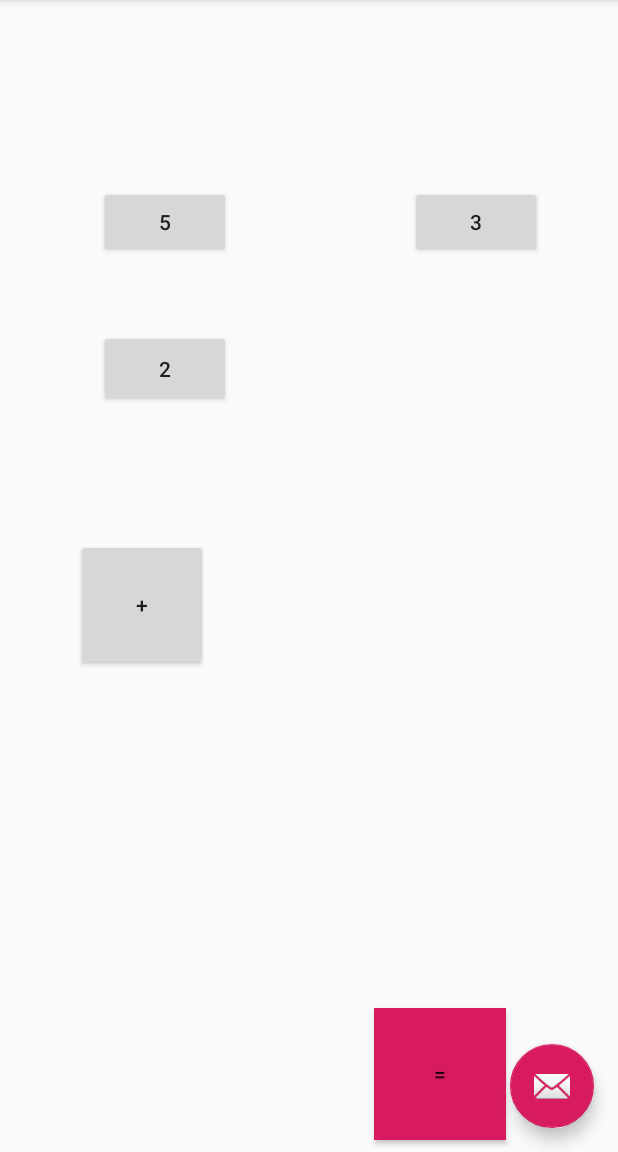
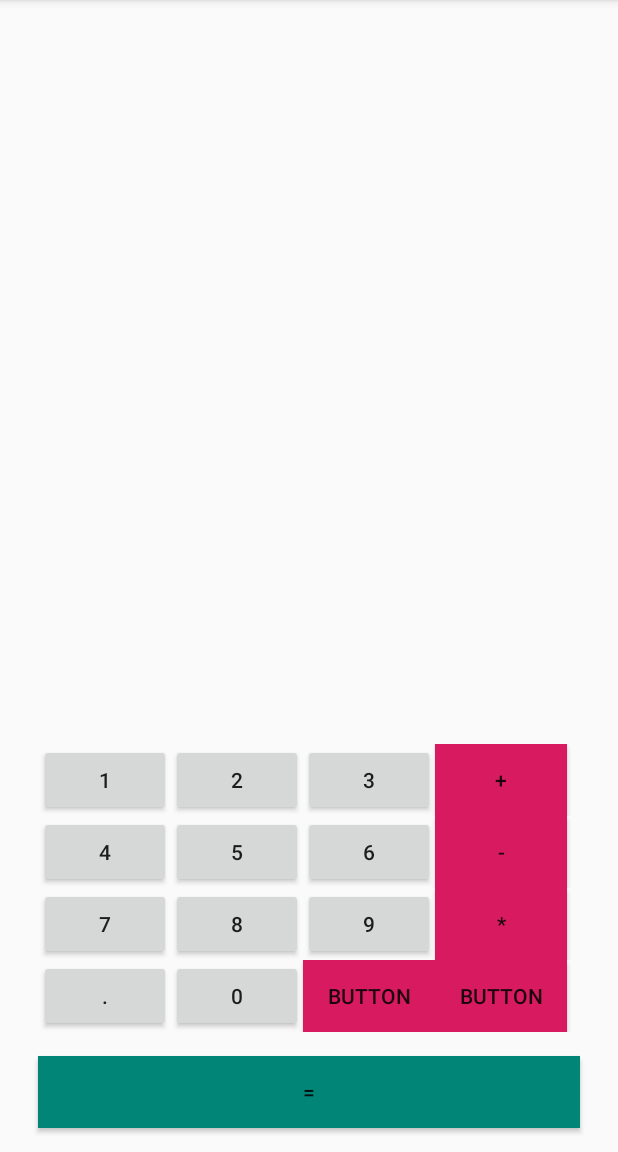
Before and after one commit to tirey93/aplikacje_mobilne_3, an Android app: the screen it shows after launch (MainActivity), on a phone screen of 412 x 824 dp, the part 84-1236 px from its top. Run offline under Robolectric (Android 15) with nearby library versions, the phone set to English and light mode, and no system bars.

Commit message:
stworzenie gui

```diff
--- a/app/src/main/java/com/example/student/kalkulator2/MainActivity.java
+++ b/app/src/main/java/com/example/student/kalkulator2/MainActivity.java
@@ -9,6 +9,7 @@ import android.view.View;
 import android.view.Menu;
 import android.view.MenuItem;
 import android.widget.Button;
+import android.widget.TextView;
 import android.widget.Toast;
 
 import java.util.LinkedList;
@@ -17,21 +18,24 @@ import java.util.Queue;
 public class MainActivity extends AppCompatActivity {
 
     private Queue<String> values = new LinkedList<String>();
+    private TextView outputResult = null;
+    private TextView inputExpression = null;
     @Override
     protected void onCreate(Bundle savedInstanceState) {
         super.onCreate(savedInstanceState);
         setContentView(R.layout.activity_main);
         Toolbar toolbar = (Toolbar) findViewById(R.id.toolbar);
         setSupportActionBar(toolbar);
-
-        FloatingActionButton fab = (FloatingActionButton) findViewById(R.id.fab);
-        fab.setOnClickListener(new View.OnClickListener() {
-            @Override
-            public void onClick(View view) {
-                Snackbar.make(view, "Replace with your own action", Snackbar.LENGTH_LONG)
-                        .setAction("Action", null).show();
-            }
-        });
+        outputResult = (TextView) findViewById(R.id.outputResult);
+        inputExpression = (TextView) findViewById(R.id.inputExpression);
+//        FloatingActionButton fab = (FloatingActionButton) findViewById(R.id.fab);
+//        fab.setOnClickListener(new View.OnClickListener() {
+//            @Override
+//            public void onClick(View view) {
+//                Snackbar.make(view, "Replace with your own action", Snackbar.LENGTH_LONG)
+//                        .setAction("Action", null).show();
+//            }
+//        });
     }
 
     @Override
@@ -42,14 +46,16 @@ public class MainActivity extends AppCompatActivity {
     }
     public void buttonNumberClick(View view){
         String value = ((Button) view).getText().toString();
-        Toast.makeText(MainActivity.this, ((Button) view).getText().toString(),
-                Toast.LENGTH_LONG).show();
+//        Toast.makeText(MainActivity.this, ((Button) view).getText().toString(),
+//                Toast.LENGTH_LONG).show();
+        inputExpression.setText(inputExpression.getText() + " " + value);
         values.add(value);
     }
     public void buttonFunctionClick(View view){
         String value = ((Button) view).getText().toString();
-        Toast.makeText(MainActivity.this, value + " func",
-                Toast.LENGTH_LONG).show();
+//        Toast.makeText(MainActivity.this, value + " func",
+//                Toast.LENGTH_LONG).show();
+        inputExpression.setText(inputExpression.getText() + " " + value);
         values.add(value);
     }
     public void buttonEqualsClick(View view){
--- a/app/src/main/res/layout/activity_main.xml
+++ b/app/src/main/res/layout/activity_main.xml
@@ -22,12 +22,5 @@
 
     <include layout="@layout/content_main" />
 
-    <android.support.design.widget.FloatingActionButton
-        android:id="@+id/fab"
-        android:layout_width="wrap_content"
-        android:layout_height="wrap_content"
-        android:layout_gravity="bottom|end"
-        android:layout_margin="@dimen/fab_margin"
-        app:srcCompat="@android:drawable/ic_dialog_email" />
 
 </android.support.design.widget.CoordinatorLayout>
--- a/app/src/main/res/layout/content_main.xml
+++ b/app/src/main/res/layout/content_main.xml
@@ -4,82 +4,201 @@
     xmlns:tools="http://schemas.android.com/tools"
     android:layout_width="match_parent"
     android:layout_height="match_parent"
+    android:addStatesFromChildren="false"
     app:layout_behavior="@string/appbar_scrolling_view_behavior"
     tools:context=".MainActivity"
     tools:showIn="@layout/activity_main">
 
-    <Button
-        android:id="@+id/button"
-        android:layout_width="wrap_content"
-        android:layout_height="wrap_content"
-        android:layout_marginStart="8dp"
-        android:layout_marginTop="124dp"
-        android:layout_marginEnd="9dp"
-        android:onClick="buttonNumberClick"
-        android:text="5"
+    <TableLayout
+        android:id="@+id/tableLayout3"
+        android:layout_width="368dp"
+        android:layout_height="192dp"
+        android:layout_marginStart="15dp"
+        android:layout_marginEnd="8dp"
+        android:layout_marginBottom="80dp"
+        app:layout_constraintBottom_toBottomOf="parent"
         app:layout_constraintEnd_toEndOf="parent"
-        app:layout_constraintHorizontal_bias="0.189"
-        app:layout_constraintStart_toStartOf="parent"
-        app:layout_constraintTop_toTopOf="parent" />
+        app:layout_constraintStart_toStartOf="parent">
+
+        <TableRow
+            android:layout_width="match_parent"
+            android:layout_height="match_parent">
 
             <Button
                 android:id="@+id/button3"
                 android:layout_width="wrap_content"
-        android:layout_height="51dp"
-        android:layout_marginStart="8dp"
-        android:layout_marginTop="48dp"
-        android:layout_marginEnd="9dp"
+                android:layout_height="wrap_content"
                 android:onClick="buttonNumberClick"
-        android:text="2"
-        app:layout_constraintEnd_toEndOf="parent"
-        app:layout_constraintHorizontal_bias="0.189"
-        app:layout_constraintStart_toStartOf="parent"
-        app:layout_constraintTop_toBottomOf="@+id/button" />
+                android:text="1" />
 
             <Button
-        android:id="@+id/button2"
+                android:id="@+id/button8"
                 android:layout_width="wrap_content"
                 android:layout_height="wrap_content"
-        android:layout_marginStart="8dp"
-        android:layout_marginTop="124dp"
-        android:layout_marginEnd="9dp"
                 android:onClick="buttonNumberClick"
-        android:text="3"
-        app:layout_constraintEnd_toEndOf="parent"
-        app:layout_constraintHorizontal_bias="0.73"
-        app:layout_constraintStart_toEndOf="@+id/button"
-        app:layout_constraintTop_toTopOf="parent" />
+                android:text="2" />
 
             <Button
                 android:id="@+id/button4"
                 android:layout_width="wrap_content"
-        android:layout_height="88dp"
-        android:layout_marginStart="8dp"
-        android:layout_marginTop="88dp"
-        android:layout_marginEnd="8dp"
-        android:layout_marginBottom="8dp"
+                android:layout_height="wrap_content"
+                android:onClick="buttonNumberClick"
+                android:text="3" />
+
+            <Button
+                android:id="@+id/button14"
+                style="@style/Widget.AppCompat.Button"
+                android:layout_width="wrap_content"
+                android:layout_height="wrap_content"
+                android:background="@color/colorAccent"
                 android:onClick="buttonFunctionClick"
-        android:text="+"
-        app:layout_constraintBottom_toBottomOf="parent"
-        app:layout_constraintEnd_toEndOf="parent"
-        app:layout_constraintHorizontal_bias="0.139"
-        app:layout_constraintStart_toStartOf="parent"
-        app:layout_constraintTop_toBottomOf="@+id/button3"
-        app:layout_constraintVertical_bias="0.0" />
+                android:text="+" />
+        </TableRow>
+
+        <TableRow
+            android:layout_width="match_parent"
+            android:layout_height="match_parent">
+
+            <Button
+                android:id="@+id/button9"
+                android:layout_width="wrap_content"
+                android:layout_height="wrap_content"
+                android:onClick="buttonNumberClick"
+                android:text="4" />
+
+            <Button
+                android:id="@+id/button10"
+                android:layout_width="wrap_content"
+                android:layout_height="wrap_content"
+                android:onClick="buttonNumberClick"
+                android:text="5" />
 
             <Button
                 android:id="@+id/button5"
                 android:layout_width="wrap_content"
-        android:layout_height="88dp"
+                android:layout_height="wrap_content"
+                android:onClick="buttonNumberClick"
+                android:text="6" />
+
+            <Button
+                android:id="@+id/button18"
+                style="@style/Widget.AppCompat.Button"
+                android:layout_width="wrap_content"
+                android:layout_height="wrap_content"
+                android:background="@color/colorAccent"
+                android:onClick="buttonFunctionClick"
+                android:text="-" />
+        </TableRow>
+
+        <TableRow
+            android:layout_width="match_parent"
+            android:layout_height="match_parent">
+
+            <Button
+                android:id="@+id/button11"
+                android:layout_width="wrap_content"
+                android:layout_height="wrap_content"
+                android:onClick="buttonNumberClick"
+                android:text="7" />
+
+            <Button
+                android:id="@+id/button13"
+                android:layout_width="wrap_content"
+                android:layout_height="wrap_content"
+                android:onClick="buttonNumberClick"
+                android:text="8" />
+
+            <Button
+                android:id="@+id/button12"
+                android:layout_width="wrap_content"
+                android:layout_height="wrap_content"
+                android:onClick="buttonNumberClick"
+                android:text="9" />
+
+            <Button
+                android:id="@+id/button16"
+                style="@style/Widget.AppCompat.Button"
+                android:layout_width="wrap_content"
+                android:layout_height="wrap_content"
+                android:background="@color/colorAccent"
+                android:onClick="buttonFunctionClick"
+                android:text="*" />
+        </TableRow>
+
+        <TableRow
+            android:layout_width="match_parent"
+            android:layout_height="match_parent">
+
+            <Button
+                android:id="@+id/button21"
+                android:layout_width="wrap_content"
+                android:layout_height="wrap_content"
+                android:text="." />
+
+            <Button
+                android:id="@+id/button23"
+                android:layout_width="wrap_content"
+                android:layout_height="wrap_content"
+                android:onClick="buttonNumberClick"
+                android:text="0" />
+
+            <Button
+                android:id="@+id/button24"
+                android:layout_width="wrap_content"
+                android:layout_height="wrap_content"
+                android:background="@color/colorAccent"
+                android:text="Button" />
+
+            <Button
+                android:id="@+id/button22"
+                android:layout_width="wrap_content"
+                android:layout_height="wrap_content"
+                android:background="@color/colorAccent"
+                android:text="Button" />
+        </TableRow>
+    </TableLayout>
+
+    <Button
+        android:id="@+id/button20"
+        android:layout_width="361dp"
+        android:layout_height="wrap_content"
         android:layout_marginStart="8dp"
+        android:layout_marginTop="8dp"
         android:layout_marginEnd="8dp"
         android:layout_marginBottom="8dp"
-        android:background="@color/colorAccent"
+        android:background="@color/colorPrimary"
         android:onClick="buttonEqualsClick"
         android:text="="
         app:layout_constraintBottom_toBottomOf="parent"
         app:layout_constraintEnd_toEndOf="parent"
-        app:layout_constraintHorizontal_bias="0.606"
-        app:layout_constraintStart_toEndOf="@+id/button4" />
+        app:layout_constraintStart_toStartOf="parent"
+        app:layout_constraintTop_toBottomOf="@+id/tableLayout3" />
+
+    <TextView
+        android:id="@+id/inputExpression"
+        android:layout_width="347dp"
+        android:layout_height="45dp"
+        android:layout_marginStart="8dp"
+        android:layout_marginEnd="8dp"
+        android:layout_marginBottom="280dp"
+        android:textSize="30sp"
+        app:layout_constraintBottom_toBottomOf="parent"
+        app:layout_constraintEnd_toEndOf="parent"
+        app:layout_constraintHorizontal_bias="0.523"
+        app:layout_constraintStart_toStartOf="parent"
+        tools:text="0123456789" />
+
+    <TextView
+        android:id="@+id/outputResult"
+        android:layout_width="153dp"
+        android:layout_height="45dp"
+        android:layout_marginEnd="8dp"
+        android:layout_marginBottom="336dp"
+        android:textAlignment="textEnd"
+        android:textColor="@color/colorAccent"
+        android:textSize="30sp"
+        app:layout_constraintBottom_toBottomOf="parent"
+        app:layout_constraintEnd_toEndOf="parent"
+        tools:text="1234" />
 
 </android.support.constraint.ConstraintLayout>
```
Lines whose indentation alone changed are shown as unchanged.
